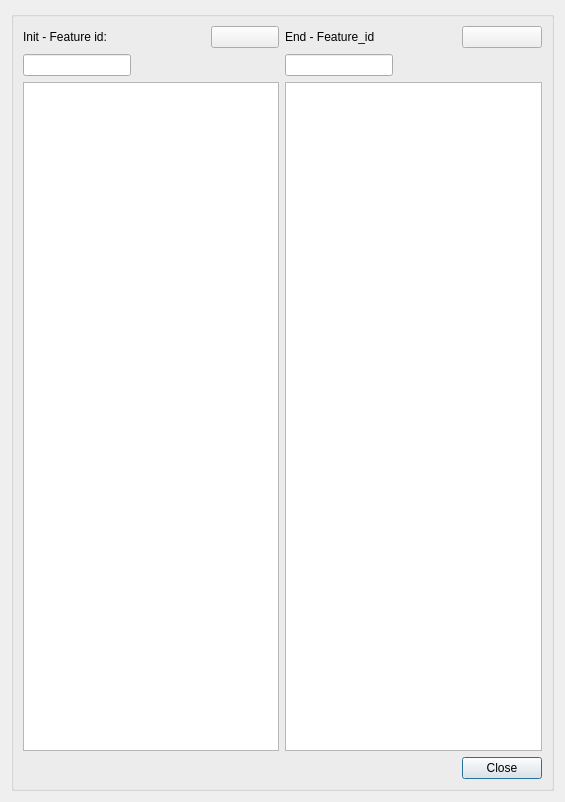
Old version of the form search/ui/list_items.ui in the repository Giswater/giswater_qgis_plugin.
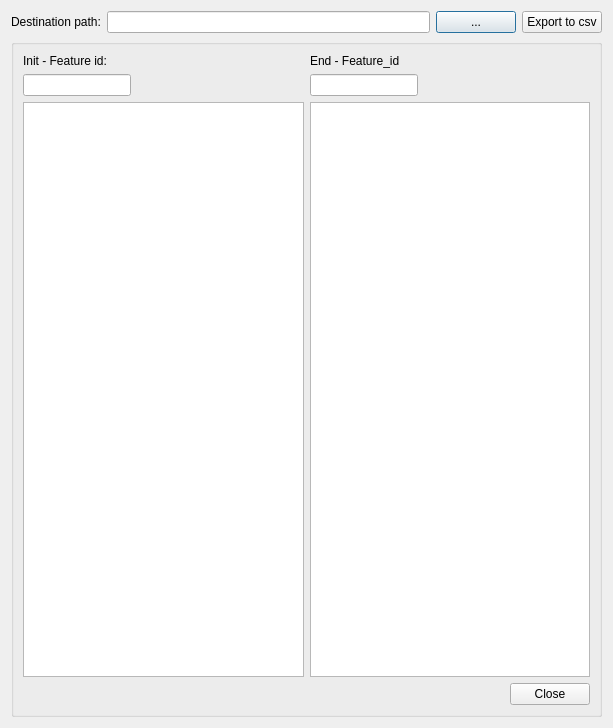
New version of the form.

Diff of the .ui file:
```diff
--- a/search/ui/list_items.ui
+++ b/search/ui/list_items.ui
@@ -6,8 +6,8 @@
    <rect>
     <x>0</x>
     <y>0</y>
-    <width>565</width>
-    <height>802</height>
+    <width>613</width>
+    <height>728</height>
    </rect>
   </property>
   <property name="sizePolicy">
@@ -19,34 +19,42 @@
   <property name="windowTitle">
    <string>Workcat search</string>
   </property>
-  <layout class="QGridLayout" name="verticalLayout_4">
-   <item row="0" column="0">
+  <layout class="QVBoxLayout" name="verticalLayout">
+   <item>
+    <layout class="QHBoxLayout" name="horizontalLayout">
+     <item>
+      <widget class="QLabel" name="label">
+       <property name="text">
+        <string>Destination path:</string>
+       </property>
+      </widget>
+     </item>
+     <item>
+      <widget class="QLineEdit" name="txt_path"/>
+     </item>
+     <item>
+      <widget class="QPushButton" name="btn_path">
+       <property name="text">
+        <string>...</string>
+       </property>
+      </widget>
+     </item>
+     <item>
+      <widget class="QPushButton" name="export_to_csv">
+       <property name="text">
+        <string>Export to csv</string>
+       </property>
+      </widget>
+     </item>
+    </layout>
+   </item>
+   <item>
     <widget class="QGroupBox" name="groupBox">
      <property name="title">
       <string/>
      </property>
      <layout class="QGridLayout" name="verticalLayout_3">
-      <item row="2" column="4" colspan="3">
-       <widget class="QTableView" name="tbl_psm_end">
-        <property name="sizePolicy">
-         <sizepolicy hsizetype="Minimum" vsizetype="Expanding">
-          <horstretch>0</horstretch>
-          <verstretch>0</verstretch>
-         </sizepolicy>
-        </property>
-       </widget>
-      </item>
-      <item row="2" column="0" colspan="3">
-       <widget class="QTableView" name="tbl_psm">
-        <property name="sizePolicy">
-         <sizepolicy hsizetype="Minimum" vsizetype="Expanding">
-          <horstretch>0</horstretch>
-          <verstretch>0</verstretch>
-         </sizepolicy>
-        </property>
-       </widget>
-      </item>
-      <item row="1" column="0">
+      <item row="2" column="0">
        <widget class="QLineEdit" name="txt_name">
         <property name="sizePolicy">
          <sizepolicy hsizetype="Fixed" vsizetype="Fixed">
@@ -59,20 +67,7 @@
         </property>
        </widget>
       </item>
-      <item row="1" column="5" colspan="2">
-       <spacer name="horizontalSpacer_3">
-        <property name="orientation">
-         <enum>Qt::Horizontal</enum>
-        </property>
-        <property name="sizeHint" stdset="0">
-         <size>
-          <width>40</width>
-          <height>20</height>
-         </size>
-        </property>
-       </spacer>
-      </item>
-      <item row="1" column="4">
+      <item row="2" column="4">
        <widget class="QLineEdit" name="txt_name_end">
         <property name="sizePolicy">
          <sizepolicy hsizetype="Fixed" vsizetype="Fixed">
@@ -82,7 +77,17 @@
         </property>
        </widget>
       </item>
-      <item row="3" column="6">
+      <item row="3" column="0" colspan="3">
+       <widget class="QTableView" name="tbl_psm">
+        <property name="sizePolicy">
+         <sizepolicy hsizetype="Minimum" vsizetype="Expanding">
+          <horstretch>0</horstretch>
+          <verstretch>0</verstretch>
+         </sizepolicy>
+        </property>
+       </widget>
+      </item>
+      <item row="4" column="6">
        <widget class="QPushButton" name="btn_close">
         <property name="sizePolicy">
          <sizepolicy hsizetype="Fixed" vsizetype="Fixed">
@@ -95,47 +100,56 @@
         </property>
        </widget>
       </item>
-      <item row="0" column="0">
+      <item row="2" column="5" colspan="2">
+       <spacer name="horizontalSpacer_3">
+        <property name="orientation">
+         <enum>Qt::Horizontal</enum>
+        </property>
+        <property name="sizeHint" stdset="0">
+         <size>
+          <width>40</width>
+          <height>20</height>
+         </size>
+        </property>
+       </spacer>
+      </item>
+      <item row="3" column="4" colspan="3">
+       <widget class="QTableView" name="tbl_psm_end">
+        <property name="sizePolicy">
+         <sizepolicy hsizetype="Minimum" vsizetype="Expanding">
+          <horstretch>0</horstretch>
+          <verstretch>0</verstretch>
+         </sizepolicy>
+        </property>
+       </widget>
+      </item>
+      <item row="2" column="1" colspan="2">
+       <spacer name="horizontalSpacer_2">
+        <property name="orientation">
+         <enum>Qt::Horizontal</enum>
+        </property>
+        <property name="sizeHint" stdset="0">
+         <size>
+          <width>80</width>
+          <height>20</height>
+         </size>
+        </property>
+       </spacer>
+      </item>
+      <item row="1" column="0">
        <widget class="QLabel" name="label_init">
         <property name="text">
          <string>Init - Feature id:</string>
         </property>
        </widget>
       </item>
-      <item row="0" column="4">
+      <item row="1" column="4">
        <widget class="QLabel" name="label_end">
         <property name="text">
          <string>End - Feature_id</string>
         </property>
        </widget>
       </item>
-      <item row="1" column="1" colspan="2">
-       <spacer name="horizontalSpacer_2">
-        <property name="orientation">
-         <enum>Qt::Horizontal</enum>
-        </property>
-        <property name="sizeHint" stdset="0">
-         <size>
-          <width>80</width>
-          <height>20</height>
-         </size>
-        </property>
-       </spacer>
-      </item>
-      <item row="0" column="2">
-       <widget class="QPushButton" name="csv_1">
-        <property name="text">
-         <string/>
-        </property>
-       </widget>
-      </item>
-      <item row="0" column="6">
-       <widget class="QPushButton" name="csv_2">
-        <property name="text">
-         <string/>
-        </property>
-       </widget>
-      </item>
      </layout>
     </widget>
    </item>
```
